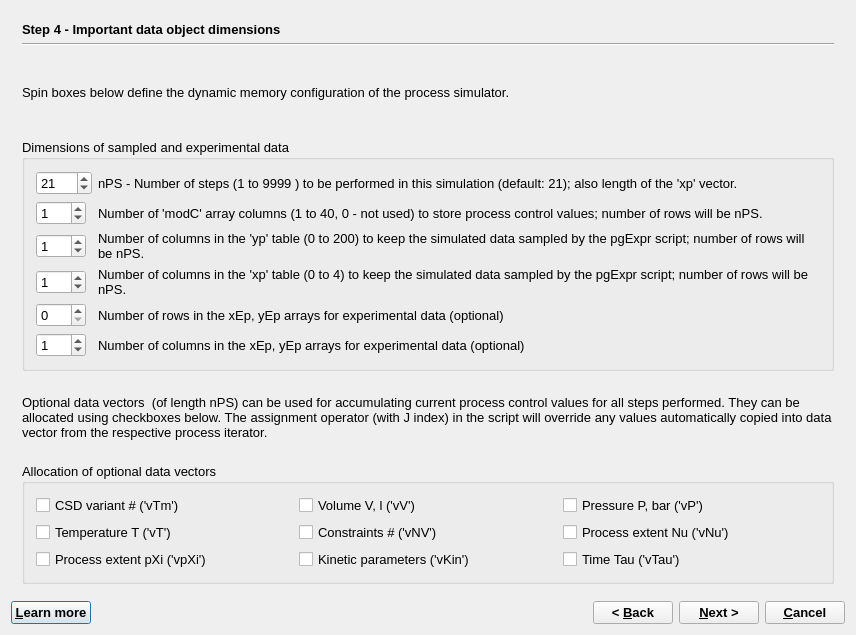
This is GUI/Dialogs4/ProcessWizard4.ui in gemshub/GEMSGUI as Qt 5 draws it before an edit. The edited form follows.
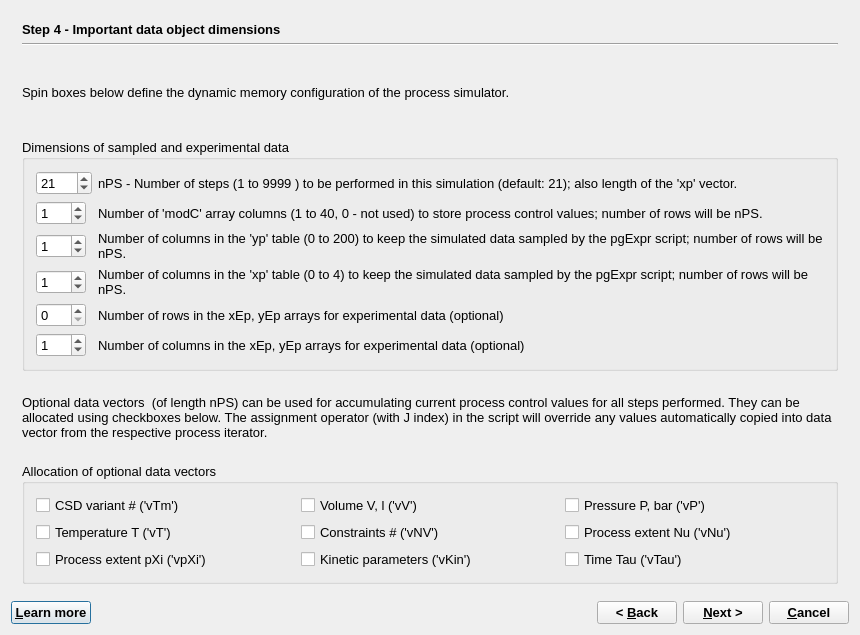
This is the edited form.

What changed in the file:
```diff
--- a/GUI/Dialogs4/ProcessWizard4.ui
+++ b/GUI/Dialogs4/ProcessWizard4.ui
@@ -9,7 +9,7 @@
    <rect>
     <x>0</x>
     <y>0</y>
-    <width>856</width>
+    <width>860</width>
     <height>635</height>
    </rect>
   </property>
```
Left out of the diff: 3 changed lines with no effect on the pictures.
